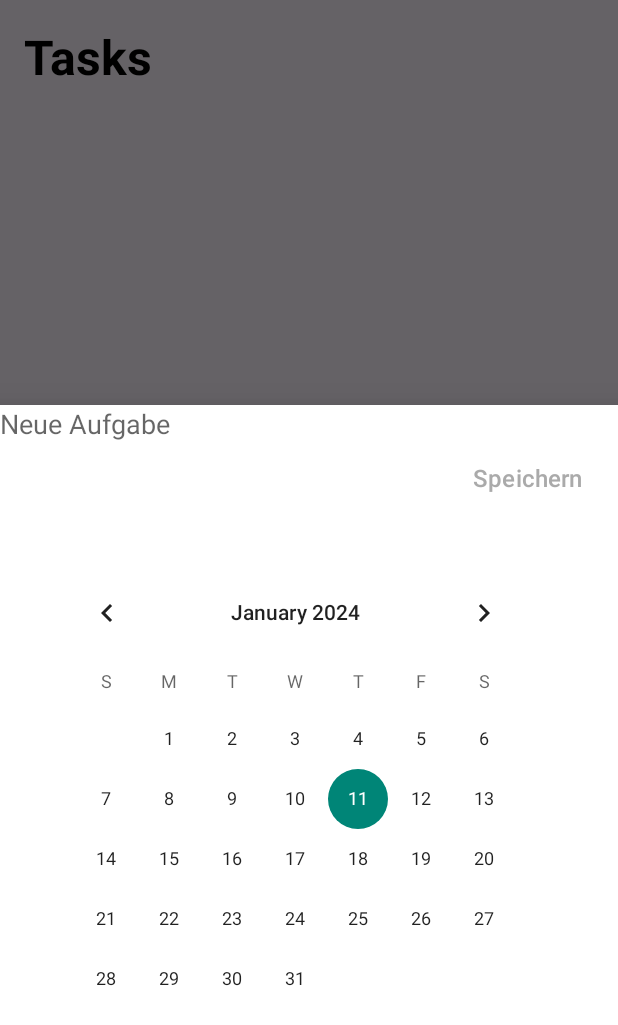
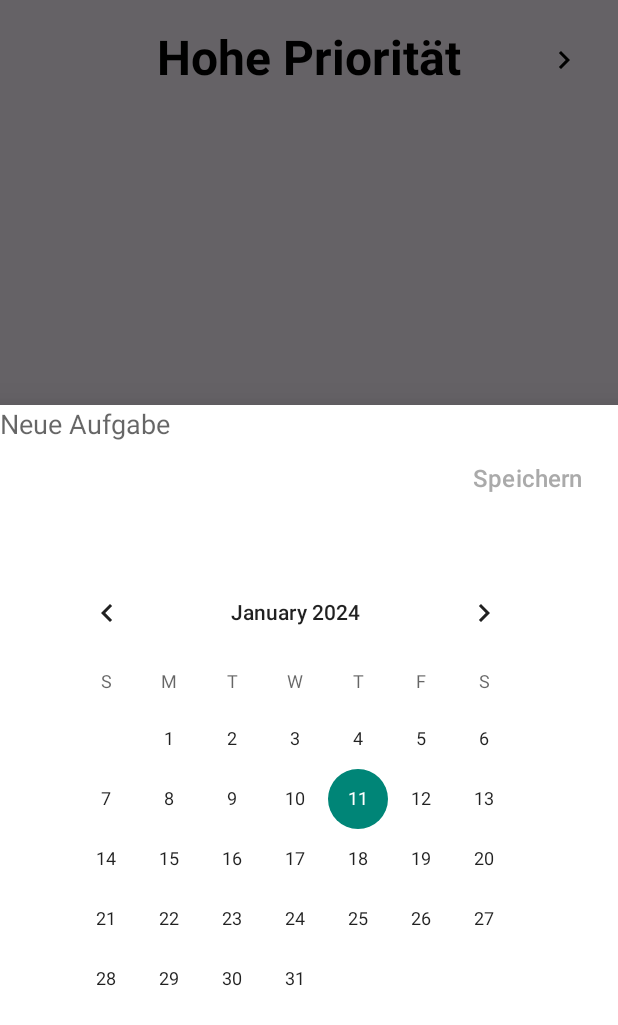
Before and after one commit to shams72/FunTaskTic, an Android app: the MainActivity screen opened directly, with no data from a screen before it, after a tap on an icon or button, on a phone screen of 412 x 824 dp. Shown: the top 1025 px of the screen. Run offline under Robolectric (Android 15) with nearby library versions, the phone set to English and light mode, and no system bars.

Commit message:
Add new Screens

```diff
--- a/app/src/main/java/com/example/funtasktic_app_/MainActivity.java
+++ b/app/src/main/java/com/example/funtasktic_app_/MainActivity.java
@@ -6,8 +6,10 @@ import androidx.recyclerview.widget.LinearLayoutManager;
 import androidx.recyclerview.widget.RecyclerView;
 
 import android.content.DialogInterface;
+import android.content.Intent;
 import android.os.Bundle;
 import android.view.View;
+import android.widget.Button;
 
 import com.example.funtasktic_app_.Adapter.ToDoAdapter;
 import com.example.funtasktic_app_.Model.ToDoModel;
@@ -28,7 +30,7 @@ public class MainActivity extends AppCompatActivity implements DialogCloseListen
     private FloatingActionButton fab;
     private List<ToDoModel>taskList;
     private DatabaseHandler db;
-
+    private Button buttonToSecond;
 
     @Override
     protected void onCreate(Bundle savedInstanceState) {
@@ -66,6 +68,15 @@ public class MainActivity extends AppCompatActivity implements DialogCloseListen
                 AddNewTask.newInstance().show(getSupportFragmentManager(), AddNewTask.TAG);
             }
         });
+
+        buttonToSecond = findViewById(R.id.buttonToSecond);
+        buttonToSecond.setOnClickListener(new View.OnClickListener() {
+            @Override
+            public void onClick(View v) {
+                Intent intent = new Intent(MainActivity.this ,SecondActivity.class);
+                startActivity(intent);
+            }
+        });
     }
 
     @Override
--- /dev/null
+++ b/app/src/main/res/drawable/baseline_keyboard_arrow_left.xml
@@ -0,0 +1,5 @@
+<vector android:autoMirrored="true" android:height="24dp"
+    android:tint="#000000" android:viewportHeight="24"
+    android:viewportWidth="24" android:width="24dp" xmlns:android="http://schemas.android.com/apk/res/android">
+    <path android:fillColor="@android:color/white" android:pathData="M15.41,16.59L10.83,12l4.58,-4.59L14,6l-6,6 6,6 1.41,-1.41z"/>
+</vector>
--- /dev/null
+++ b/app/src/main/res/drawable/baseline_keyboard_arrow_right.xml
@@ -0,0 +1,5 @@
+<vector android:autoMirrored="true" android:height="24dp"
+    android:tint="#000000" android:viewportHeight="24"
+    android:viewportWidth="24" android:width="24dp" xmlns:android="http://schemas.android.com/apk/res/android">
+    <path android:fillColor="@android:color/white" android:pathData="M8.59,16.59L13.17,12 8.59,7.41 10,6l6,6 -6,6 -1.41,-1.41z"/>
+</vector>
--- a/app/src/main/res/layout/activity_main.xml
+++ b/app/src/main/res/layout/activity_main.xml
@@ -9,12 +9,25 @@ android:id="@+id/tasksText"
     android:layout_width="wrap_content"
     android:layout_height="wrap_content"
     android:textStyle="bold"
-android:text="Tasks"
+    android:text="Hohe Priorität"
     android:textColor="@android:color/black"
     android:layout_marginStart="16dp"
     android:layout_marginBottom="16dp"
     android:layout_marginTop="16dp"
+    android:layout_centerHorizontal="true"
     android:textSize="32sp"/>
+
+    <Button
+        android:id="@+id/buttonToSecond"
+        android:layout_width="wrap_content"
+        android:layout_height="wrap_content"
+        android:layout_toEndOf="@+id/tasksText"
+        android:layout_alignTop="@+id/tasksText"
+        android:layout_alignParentEnd="true"
+        android:background="@android:color/transparent"
+        android:drawableRight="@drawable/baseline_keyboard_arrow_right"
+        android:layout_marginStart="8dp"/>
+
 <androidx.recyclerview.widget.RecyclerView
     android:id="@+id/tasksRecyclerView"
     android:layout_width="match_parent"
@@ -22,6 +35,7 @@ android:layout_height="wrap_content"
     android:layout_below="@+id/tasksText"
     app:layoutManager="androidx.recyclerview.widget.LinearLayoutManager"
     android:nestedScrollingEnabled="true"/>
+
 <com.google.android.material.floatingactionbutton.FloatingActionButton
     android:id="@+id/fab"
     android:layout_width="wrap_content"
```
Also changed, not shown: app/src/main/AndroidManifest.xml (+13 -5 lines), app/src/main/java/com/example/funtasktic_app_/SecondActivity.java (added, +37 -0 lines), app/src/main/java/com/example/funtasktic_app_/ThirdActivity.java (added, +27 -0 lines), app/src/main/res/layout/activity_second.xml (added, +60 -0 lines), app/src/main/res/layout/activity_third.xml (added, +49 -0 lines). Lines whose indentation alone changed are shown as unchanged.
